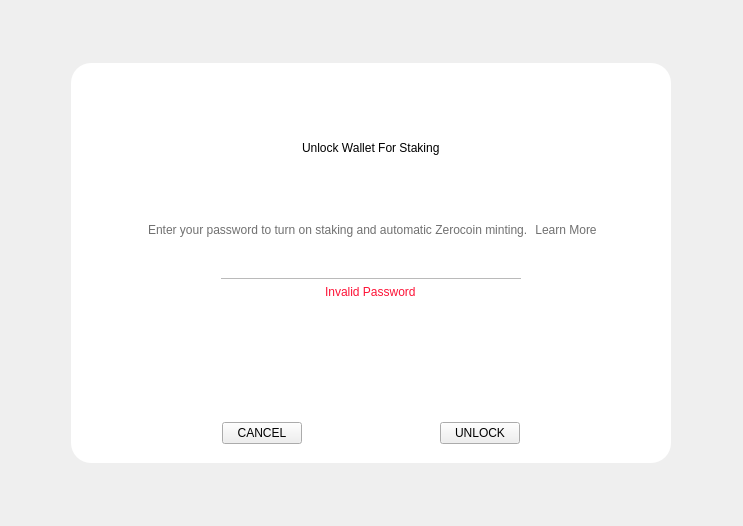
Old version of the form src/qt/veil/forms/unlockpassworddialog.ui in the repository Veil-Project/veil.
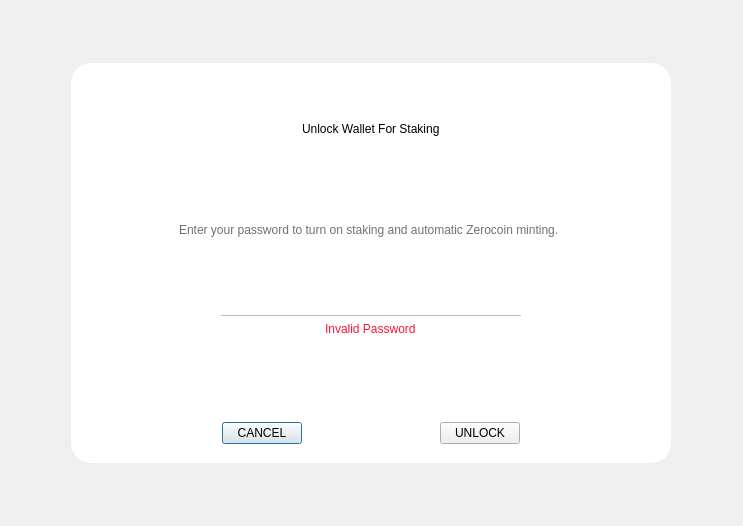
New version of the form.

```diff
--- a/src/qt/veil/forms/unlockpassworddialog.ui
+++ b/src/qt/veil/forms/unlockpassworddialog.ui
@@ -80,7 +80,7 @@
           </widget>
          </item>
          <item>
-          <layout class="QHBoxLayout" name="horizontalLayout_3" stretch="0,0,0,0">
+          <layout class="QHBoxLayout" name="horizontalLayout_3" stretch="0,0,0">
            <property name="spacing">
             <number>0</number>
            </property>
@@ -108,25 +108,6 @@
              </property>
             </widget>
            </item>
-           <item>
-            <widget class="QPushButton" name="pushButton_3">
-             <property name="sizePolicy">
-              <sizepolicy hsizetype="Fixed" vsizetype="Fixed">
-               <horstretch>0</horstretch>
-               <verstretch>0</verstretch>
-              </sizepolicy>
-             </property>
-             <property name="styleSheet">
-              <string notr="true">background-color: transparent;
-border:0;
-color:#707070;
-</string>
-             </property>
-             <property name="text">
-              <string>Learn More</string>
-             </property>
-            </widget>
-           </item>
            <item>
             <spacer name="horizontalSpacer_3">
              <property name="orientation">
@@ -176,6 +157,9 @@
 border:0;
 border-bottom:1px solid #bababa;</string>
              </property>
+             <property name="echoMode">
+              <enum>QLineEdit::Password</enum>
+             </property>
              <property name="alignment">
               <set>Qt::AlignCenter</set>
              </property>
```
Left out of the diff: 2 changed lines with no effect on the pictures.
